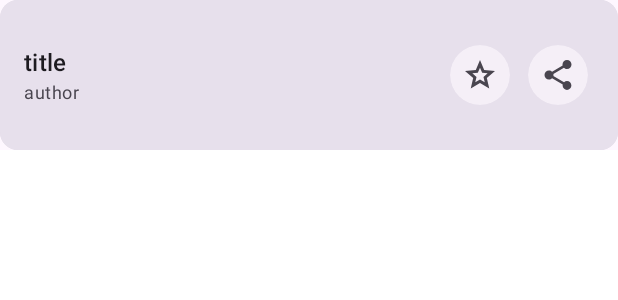
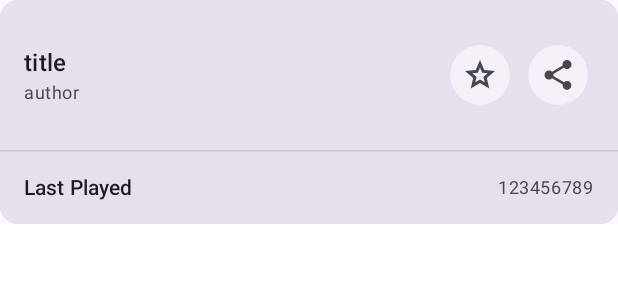
Before and after one commit to thriic/ItchWatch, an Android app built with Jetpack Compose: the @Preview function MainCardPreview, on a phone screen of 412 x 824 dp. Shown: the top 300 px of the screen. Run offline under Robolectric (Android 15) with nearby library versions, the phone set to English and light mode, and no system bars; pictures from the network do not load.

Commit message:
display last played time

```diff
--- a/app/src/main/java/com/thriic/itchwatch/ui/detail/Detail.kt
+++ b/app/src/main/java/com/thriic/itchwatch/ui/detail/Detail.kt
@@ -134,6 +134,7 @@ fun DetailScreen(
                             .joinToString(",") { it.displayName },
                         updatedTime = game.updatedTime?.formatTimeDifference(),
                         publishedTime = game.publishedTime?.formatTimeDifference(),
+                        playedTime = localInfo.lastPlayedTime?.formatTimeDifference(),
                         cardModifier = cardModifier,
                         titleModifier = Modifier,
 //                                    .sharedElement(
@@ -185,6 +186,7 @@ fun MainCard(
     author: String,
     updatedTime: String? = null,
     publishedTime: String? = null,
+    playedTime: String? = null,
     cardModifier: Modifier = Modifier,
     titleModifier: Modifier = Modifier,
     starred: Boolean = false,
@@ -239,7 +241,7 @@ fun MainCard(
                 }
             },
         )
-        if (updatedTime != null || publishedTime != null)
+        if (updatedTime != null || publishedTime != null || playedTime != null)
             HorizontalDivider()
         if (updatedTime != null) {
             ListItem(
@@ -293,6 +295,36 @@ fun MainCard(
                     ) {
                         Text(
                             publishedTime,
+                            maxLines = 1,
+                            style = MaterialTheme.typography.bodySmall,
+                            overflow = TextOverflow.Ellipsis
+                        )
+                    }
+                },
+            )
+        }
+        if (playedTime != null) {
+            ListItem(
+                headlineContent = {
+                    Text(
+                        "Last Played",
+                        maxLines = 1,
+                        style = MaterialTheme.typography.titleSmall,
+                        overflow = TextOverflow.Ellipsis
+                    )
+                },
+                modifier = Modifier
+                    .fillMaxWidth()
+                    .height(48.dp),
+                colors = ListItemDefaults.colors(containerColor = MaterialTheme.colorScheme.surfaceVariant),
+                trailingContent = {
+                    Row(
+                        verticalAlignment = Alignment.CenterVertically,
+                        horizontalArrangement = Arrangement.spacedBy(4.dp),
+                        modifier = Modifier.fillMaxHeight()
+                    ) {
+                        Text(
+                            playedTime,
                             maxLines = 1,
                             style = MaterialTheme.typography.bodySmall,
                             overflow = TextOverflow.Ellipsis
@@ -479,6 +511,7 @@ fun MainCardPreview() {
             MainCard(
                 title = "title",
                 author = "author",
+                playedTime = "123456789",
                 onChangeStarred = {},
                 onShare = {}
             )
```
